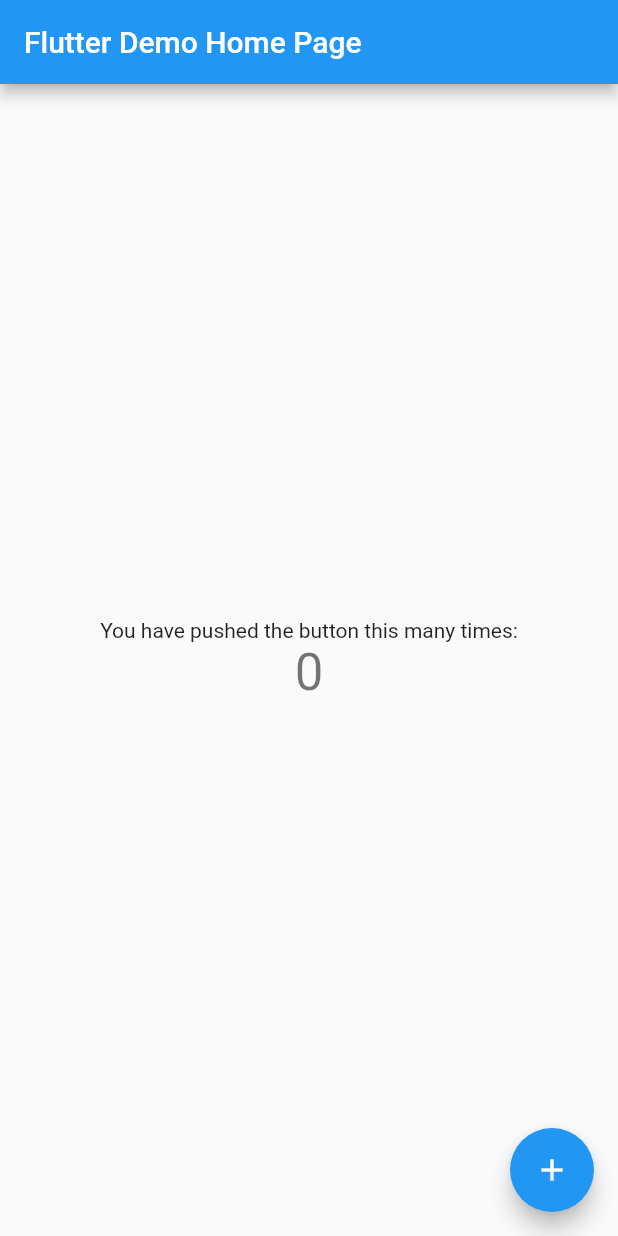
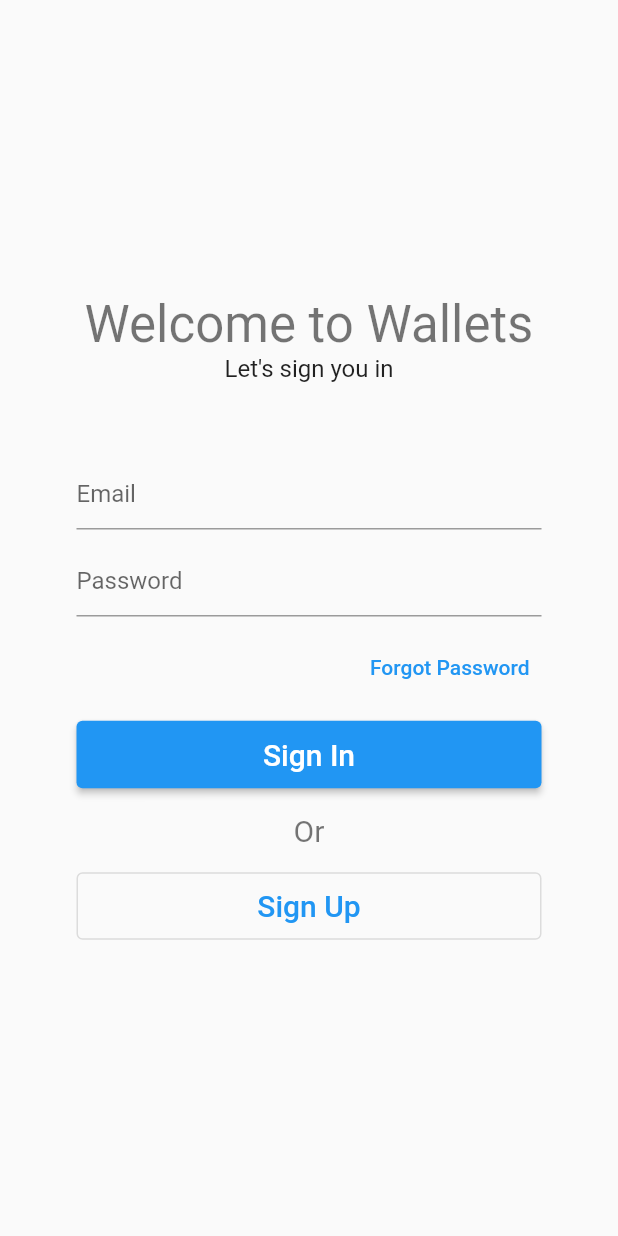
Before and after one commit to JosephGwara/Coding4Integrity, a Flutter app: the screen it shows after launch, on a phone screen of 412 x 824 dp. Run offline on Flutter 3.47's test engine with Material 2 defaults, Android fonts, the phone set to English and light mode, and no system bars; our stand-ins replace get_it, page_transition, stacked, stacked_services.

Commit message:
Adds sign in and sign up widgets

```diff
--- a/wallets/lib/main.dart
+++ b/wallets/lib/main.dart
@@ -1,113 +1,21 @@
 import 'package:flutter/material.dart';
+import 'package:stacked_services/stacked_services.dart';
+import 'package:wallets/locator.dart';
+import 'package:wallets/routes.dart';
 
-void main() {
-  runApp(MyApp());
+void main() async {
+  setUpLocator();
+  runApp(WalletsApp());
 }
 
-class MyApp extends StatelessWidget {
-  // This widget is the root of your application.
+class WalletsApp extends StatelessWidget {
   @override
   Widget build(BuildContext context) {
     return MaterialApp(
-      title: 'Flutter Demo',
-      theme: ThemeData(
-        // This is the theme of your application.
-        //
-        // Try running your application with "flutter run". You'll see the
-        // application has a blue toolbar. Then, without quitting the app, try
-        // changing the primarySwatch below to Colors.green and then invoke
-        // "hot reload" (press "r" in the console where you ran "flutter run",
-        // or simply save your changes to "hot reload" in a Flutter IDE).
-        // Notice that the counter didn't reset back to zero; the application
-        // is not restarted.
-        primarySwatch: Colors.blue,
-      ),
-      home: MyHomePage(title: 'Flutter Demo Home Page'),
+      title: 'Wallets App',
+      navigatorKey: StackedService.navigatorKey,
+      initialRoute: Routes.signInView,
+      onGenerateRoute: generateRoute,
     );
   }
 }
-
-class MyHomePage extends StatefulWidget {
-  MyHomePage({Key? key, required this.title}) : super(key: key);
-
-  // This widget is the home page of your application. It is stateful, meaning
-  // that it has a State object (defined below) that contains fields that affect
-  // how it looks.
-
-  // This class is the configuration for the state. It holds the values (in this
-  // case the title) provided by the parent (in this case the App widget) and
-  // used by the build method of the State. Fields in a Widget subclass are
-  // always marked "final".
-
-  final String title;
-
-  @override
-  _MyHomePageState createState() => _MyHomePageState();
-}
-
-class _MyHomePageState extends State<MyHomePage> {
-  int _counter = 0;
-
-  void _incrementCounter() {
-    setState(() {
-      // This call to setState tells the Flutter framework that something has
-      // changed in this State, which causes it to rerun the build method below
-      // so that the display can reflect the updated values. If we changed
-      // _counter without calling setState(), then the build method would not be
-      // called again, and so nothing would appear to happen.
-      _counter++;
-    });
-  }
-
-  @override
-  Widget build(BuildContext context) {
-    // This method is rerun every time setState is called, for instance as done
-    // by the _incrementCounter method above.
-    //
-    // The Flutter framework has been optimized to make rerunning build methods
-    // fast, so that you can just rebuild anything that needs updating rather
-    // than having to individually change instances of widgets.
-    return Scaffold(
-      appBar: AppBar(
-        // Here we take the value from the MyHomePage object that was created by
-        // the App.build method, and use it to set our appbar title.
-        title: Text(widget.title),
-      ),
-      body: Center(
-        // Center is a layout widget. It takes a single child and positions it
-        // in the middle of the parent.
-        child: Column(
-          // Column is also a layout widget. It takes a list of children and
-          // arranges them vertically. By default, it sizes itself to fit its
-          // children horizontally, and tries to be as tall as its parent.
-          //
-          // Invoke "debug painting" (press "p" in the console, choose the
-          // "Toggle Debug Paint" action from the Flutter Inspector in Android
-          // Studio, or the "Toggle Debug Paint" command in Visual Studio Code)
-          // to see the wireframe for each widget.
-          //
-          // Column has various properties to control how it sizes itself and
-          // how it positions its children. Here we use mainAxisAlignment to
-          // center the children vertically; the main axis here is the vertical
-          // axis because Columns are vertical (the cross axis would be
-          // horizontal).
-          mainAxisAlignment: MainAxisAlignment.center,
-          children: <Widget>[
-            Text(
-              'You have pushed the button this many times:',
-            ),
-            Text(
-              '$_counter',
-              style: Theme.of(context).textTheme.headline4,
-            ),
-          ],
-        ),
-      ),
-      floatingActionButton: FloatingActionButton(
-        onPressed: _incrementCounter,
-        tooltip: 'Increment',
-        child: Icon(Icons.add),
-      ), // This trailing comma makes auto-formatting nicer for build methods.
-    );
-  }
-}
--- /dev/null
+++ b/wallets/lib/routes.dart
@@ -0,0 +1,42 @@
+import 'package:flutter/material.dart';
+import 'package:page_transition/page_transition.dart';
+import 'package:wallets/views/sign_in/sign_in_view.dart';
+import 'package:wallets/views/sign_up/sign_up_view.dart';
+
+class Routes {
+  static const homeView = 'homeView';
+  static const signInView = 'signInView';
+  static const signUpView = 'signUpView';
+}
+
+Route<dynamic> generateRoute(RouteSettings settings) {
+  switch (settings.name) {
+    case Routes.signInView:
+      return _getPageRoute(
+        settings: settings,
+        viewToShow: SignInView(),
+      );
+
+    case Routes.signUpView:
+      return _getPageRoute(
+        settings: settings,
+        viewToShow: SignUpView(),
+      );
+
+    default:
+      return MaterialPageRoute(
+        builder: (_) => Scaffold(
+          body: Center(child: Text('No route defined for ${settings.name}')),
+        ),
+      );
+  }
+}
+
+PageRoute _getPageRoute(
+    {required RouteSettings settings, required Widget viewToShow}) {
+  return PageTransition(
+    child: viewToShow,
+    settings: settings,
+    type: PageTransitionType.rightToLeft,
+  );
+}
--- /dev/null
+++ b/wallets/lib/services/authentication_service.dart
@@ -0,0 +1,38 @@
+abstract class AuthenticationService {
+  Future<void> signInWithEmailAndPassword(
+      {required String email, required String password});
+
+  Future<void> signUpWithEmailAndPassword(
+      {required String email,
+      required String password,
+      required String displayName,
+      required String confirmedPassword});
+
+  factory AuthenticationService() => _AuthenticationService();
+}
+
+class _AuthenticationService implements AuthenticationService {
+  @override
+  Future<void> signInWithEmailAndPassword(
+      {required String email, required String password}) async {
+    // TODO: implement signInWithEmailAndPassword
+    // throw UnimplementedError();
+  }
+
+  @override
+  Future<void> signUpWithEmailAndPassword(
+      {required String email,
+      required String password,
+      required String displayName,
+      required String confirmedPassword}) {
+    if (displayName.isEmpty)
+      throw new ArgumentError("Please provide a display name.");
+
+    if (password != confirmedPassword) {
+      throw ArgumentError("Please enter matching passwords.");
+    }
+
+    // TODO: implement signUpWithEmailAndPassword
+    throw UnimplementedError();
+  }
+}
--- /dev/null
+++ b/wallets/lib/shared_ui/button_utils.dart
@@ -0,0 +1,5 @@
+import 'package:flutter/foundation.dart';
+
+VoidCallback? onButtonPressed(VoidCallback callback, {bool disableIf = false}) {
+  return disableIf ? null : callback;
+}
--- /dev/null
+++ b/wallets/lib/views/sign_in/sign_in_view.dart
@@ -0,0 +1,120 @@
+import 'package:flutter/material.dart';
+import 'package:stacked/stacked.dart';
+import 'package:stacked/stacked_annotations.dart';
+import 'package:wallets/shared_ui/button_utils.dart';
+import 'package:wallets/shared_ui/dimensions.dart';
+import 'package:wallets/views/sign_in/sign_in_view.form.dart';
+import 'package:wallets/views/sign_in/sign_in_viewmodel.dart';
+
+@FormView(fields: [
+  FormTextField(name: 'email', initialValue: ""),
+  FormTextField(name: 'password', initialValue: "", isPassword: true),
+])
+class SignInView extends StatelessWidget with $SignInView {
+  @override
+  Widget build(BuildContext context) {
+    return ViewModelBuilder<SignInViewModel>.reactive(
+      viewModelBuilder: () => SignInViewModel.makeInstance(),
+      onModelReady: (model) {
+        listenToFormUpdated(model);
+      },
+      builder: (context, model, child) => Scaffold(
+        body: Center(
+          child: ConstrainedBox(
+            constraints: BoxConstraints(
+              maxWidth: 310,
+            ),
+            child: Column(
+              mainAxisAlignment: MainAxisAlignment.center,
+              crossAxisAlignment: CrossAxisAlignment.center,
+              children: [
+                Text(
+                  "Welcome to Wallets",
+                  style: Theme.of(context).textTheme.headline4,
+                ),
+                Text(
+                  "Let's sign you in",
+                  style: Theme.of(context).textTheme.subtitle1,
+                ),
+                verticalSpace(30),
+                if (model.hasError)
+                  Text(
+                    model.error(model),
+                    style: Theme.of(context)
+                        .textTheme
+                        .subtitle2
+                        ?.copyWith(color: Colors.red[400]),
+                  ),
+                verticalSpace(20),
+                TextField(
+                  enabled: !model.isSigningIn,
+                  controller: emailController,
+                  keyboardType: TextInputType.emailAddress,
+                  decoration: InputDecoration(hintText: "Email"),
+                ),
+                verticalSpace(10),
+                TextField(
+                  enabled: !model.isSigningIn,
+                  controller: passwordController,
+                  keyboardType: TextInputType.visiblePassword,
+                  obscureText: true,
+                  decoration: InputDecoration(hintText: "Password"),
+                ),
+                verticalSpace(10),
+                Align(
+                  alignment: Alignment.bottomRight,
+                  child: TextButton(
+                    onPressed: onButtonPressed(
+                      model.forgotPassword,
+                      disableIf: model.isSigningIn,
+                    ),
+                    child: Text("Forgot Password"),
+                  ),
+                ),
+                verticalSpace(10),
+                ElevatedButton(
+                  style: ElevatedButton.styleFrom(
+                      minimumSize: Size(double.infinity, 45)),
+                  onPressed: onButtonPressed(
+                    model.signIn,
+                    disableIf: model.isSigningIn,
+                  ),
+                  child: model.isSigningIn
+                      ? SizedBox(
+                          height: 25,
+                          width: 25,
+                          child: CircularProgressIndicator(),
+                        )
+                      : Text(
+                          "Sign In",
+                          style: TextStyle(fontSize: 20),
+                        ),
+                ),
+                verticalSpace(15),
+                Text(
+                  "Or",
+                  style: Theme.of(context).textTheme.headline4?.copyWith(
+                        fontSize: 20,
+                      ),
+                ),
+                verticalSpace(15),
+                OutlinedButton(
+                  style: ElevatedButton.styleFrom(
+                      minimumSize: Size(double.infinity, 45)),
+                  onPressed: onButtonPressed(
+                    model.navigateToSignUpView,
+                    disableIf: model.isSigningIn,
+                  ),
+                  child: Text(
+                    "Sign Up",
+                    style: TextStyle(fontSize: 20),
+                  ),
+                )
+              ],
+            ),
+          ),
+        ),
+      ),
+    );
+  }
+}
--- /dev/null
+++ b/wallets/lib/views/sign_in/sign_in_viewmodel.dart
@@ -0,0 +1,43 @@
+import 'package:stacked/stacked.dart';
+import 'package:stacked_services/stacked_services.dart';
+import 'package:wallets/locator.dart';
+import 'package:wallets/routes.dart';
+
+abstract class SignInViewModel extends FormViewModel {
+  Future<void> signIn();
+  Future<void> forgotPassword();
+  Future<void> navigateToSignUpView();
+
+  bool get isSigningIn;
+
+  static SignInViewModel makeInstance() => _SignInViewModel();
+}
+
+class _SignInViewModel extends SignInViewModel {
+  final navigationService = locator<NavigationService>();
+
+  @override
+  void setFormStatus() {
+    notifyListeners();
+  }
+
+  @override
+  Future<void> signIn() async {
+    // TODO: implement signIn
+    // throw UnimplementedError();
+  }
+
+  @override
+  Future<void> forgotPassword() async {
+    // TODO: implement forgotPassword
+    // throw UnimplementedError();
+  }
+
+  @override
+  Future<void> navigateToSignUpView() async {
+    return navigationService.navigateTo(Routes.signUpView);
+  }
+
+  @override
+  bool get isSigningIn => this.isBusy;
+}
--- a/wallets/pubspec.yaml
+++ b/wallets/pubspec.yaml
@@ -28,10 +28,16 @@
   # The following adds the Cupertino Icons font to your application.
   # Use with the CupertinoIcons class for iOS style icons.
   cupertino_icons: ^1.0.2
+  stacked: ^2.2.7
+  get_it: ^7.2.0
+  stacked_services: ^0.8.15
+  page_transition: ^2.0.4
 
 dev_dependencies:
+  build_runner: ^2.1.4
   flutter_test:
     sdk: flutter
+  stacked_generator: ^0.5.5
 
 # For information on the generic Dart part of this file, see the
 # following page: https://dart.dev/tools/pub/pubspec
```
Also changed, not shown: wallets/lib/locator.dart (added, +10 -0 lines), wallets/lib/shared_ui/dimensions.dart (added, +14 -0 lines), wallets/lib/views/sign_in/sign_in_view.form.dart (added, +57 -0 lines), wallets/lib/views/sign_up/sign_up_view.dart (added, +121 -0 lines), wallets/lib/views/sign_up/sign_up_view.form.dart (added, +79 -0 lines), wallets/lib/views/sign_up/sign_up_viewmodel.dart (added, +35 -0 lines), wallets/pubspec.lock, 1 other file.
